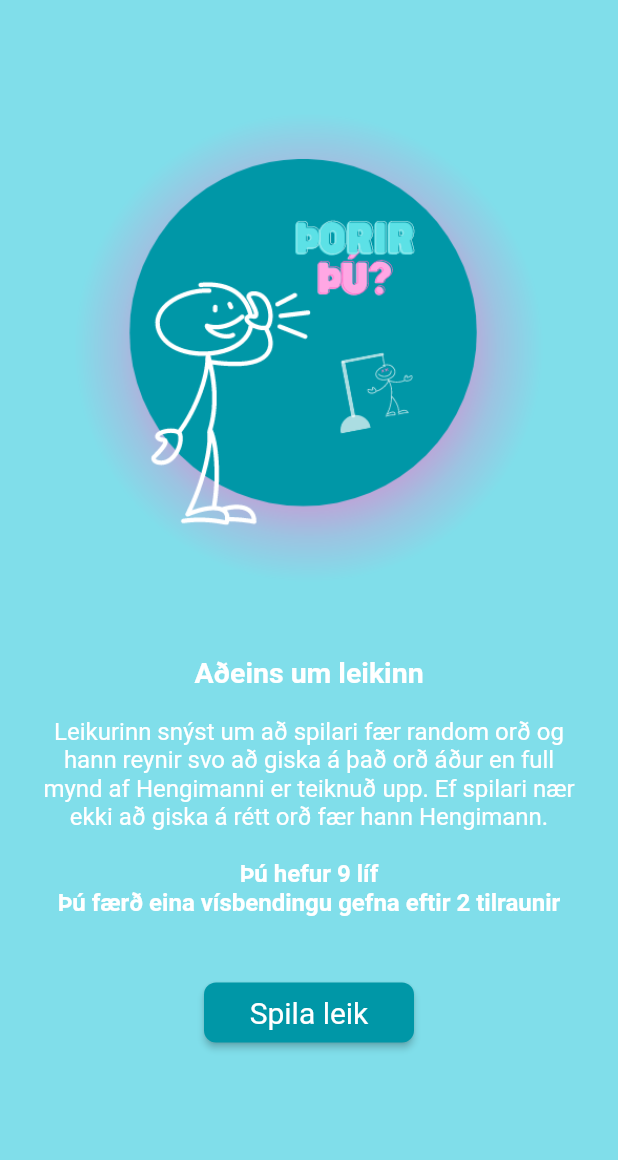
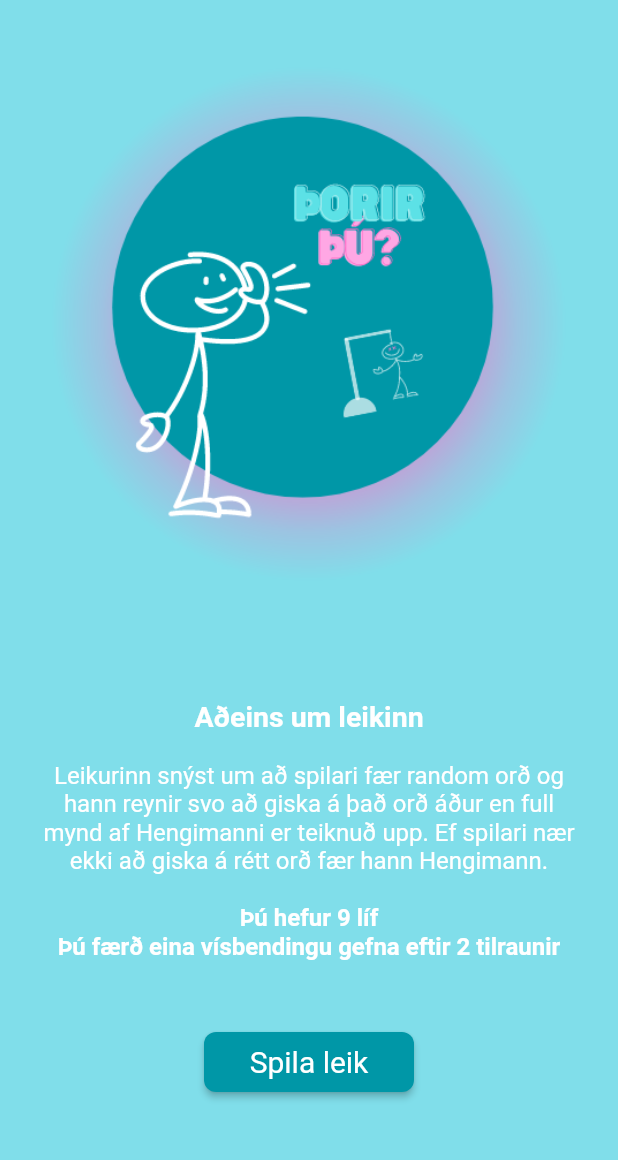
Before and after one commit to indianaea/hangman_game, a Flutter app: the screen it shows after launch, on a phone screen of 412 x 824 dp, the part 63-1223 px from its top. Run offline on Flutter 3.47's test engine with Material 2 defaults, Android fonts, the phone set to English and light mode, and no system bars.

Commit message:
bæta við widgetinu Flexible á fyrsta skjáinn svo contentið virki á sem flestum skjástærðum

```diff
--- a/lib/screens/start_game_screen.dart
+++ b/lib/screens/start_game_screen.dart
@@ -22,16 +22,19 @@ class StartScreen extends StatelessWidget {
     return ScreenContainer(
       title: 'Hengimaður',
       children: [
-        Transform.translate(
-          offset: Offset(0, -30.0), // Adjust the y-offset as needed
+        Flexible(
+          flex: 3,
+          child: Transform.translate(
+            offset: Offset(0, -30.0),
             child: Image.asset(
               'assets/front.png',
-            width: 350, // Adjust width as needed
-            height: 350, // Adjust height as needed
             ),
           ),
-        Padding(
-          padding: const EdgeInsets.only(bottom: 30),
+        ),
+        Flexible(
+          flex: 2,
+          child: Padding(
+            padding: const EdgeInsets.only(bottom: 25),
             child: Center(
               child: RichText(
                 textAlign: TextAlign.center,
@@ -68,9 +71,11 @@ class StartScreen extends StatelessWidget {
               ),
             ),
           ),
-        SizedBox(height: 20.0),
-        Transform.translate(
-          offset: Offset(0, -10), // change value as needed
+        ),
+        Flexible(
+          flex: 1,
+          child: Transform.translate(
+            offset: Offset(0, -10),
             child: CustomButton(
               text: 'Spila leik',
               onPressed: () => _selectPlayGame(context),
@@ -78,6 +83,7 @@ class StartScreen extends StatelessWidget {
               buttonHeight: 40,
             ),
           ),
+        ),
       ],
     );
   }
```
Lines whose indentation alone changed are shown as unchanged.
